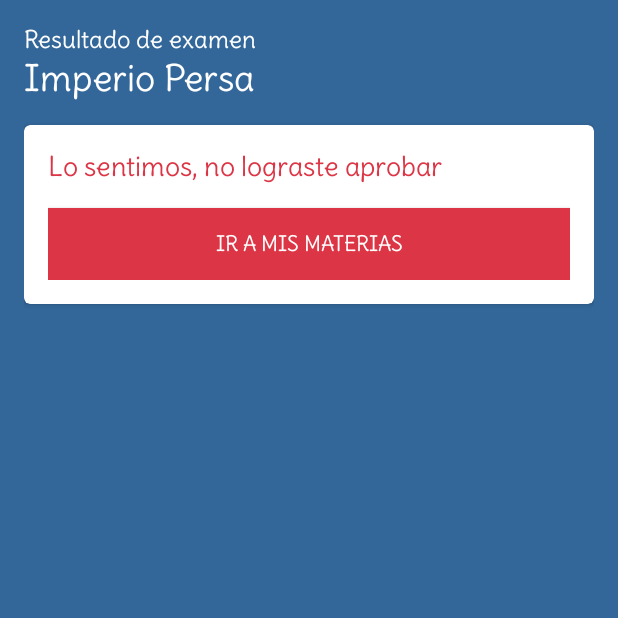
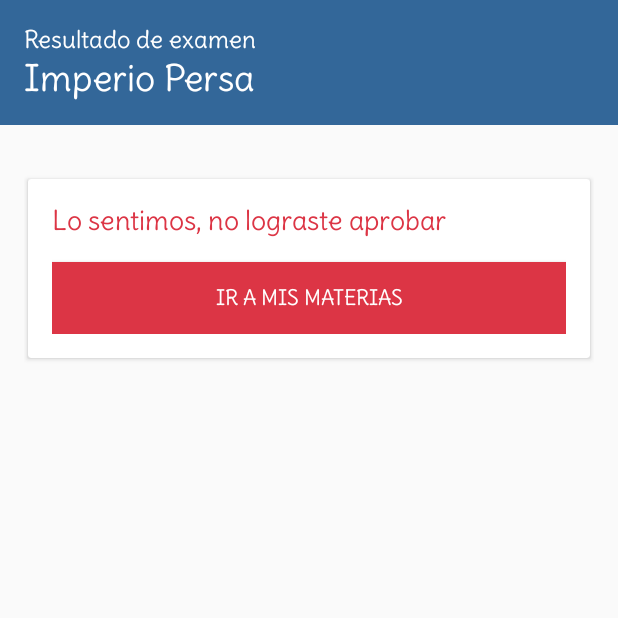
Before and after one commit to alexisromriv/ProbateApp, an Android app: the ResultadoExamenActivity screen opened directly, with no data from a screen before it, on a phone screen of 412 x 824 dp, the top half of it. Run offline under Robolectric (Android 15) with nearby library versions, the phone set to English and light mode, and no system bars; 2 statements that could not run were skipped.

Commit message:
Estilos resultado exámen

```diff
--- a/app/src/main/res/layout/activity_resultado_examen.xml
+++ b/app/src/main/res/layout/activity_resultado_examen.xml
@@ -1,42 +1,48 @@
 <?xml version="1.0" encoding="utf-8"?>
-<androidx.constraintlayout.widget.ConstraintLayout xmlns:android="http://schemas.android.com/apk/res/android"
+<LinearLayout xmlns:android="http://schemas.android.com/apk/res/android"
     xmlns:app="http://schemas.android.com/apk/res-auto"
     xmlns:tools="http://schemas.android.com/tools"
     android:layout_width="match_parent"
     android:layout_height="match_parent"
+    android:orientation="vertical"
+    tools:context=".MainActivity">
+
+    <LinearLayout
+        android:layout_width="match_parent"
+        android:layout_height="wrap_content"
         android:background="@color/colorPrimary"
         android:orientation="vertical"
         android:padding="16dp"
-    tools:context=".MainActivity">
-
+        app:layout_constraintStart_toStartOf="parent"
+        app:layout_constraintTop_toTopOf="parent">
 
         <TextView
             android:id="@+id/textView"
             style="@style/subtitle"
             android:text="Resultado de examen"
-        app:layout_constraintEnd_toEndOf="parent"
-        android:textColor="@color/white"
-        app:layout_constraintStart_toStartOf="parent"
-        app:layout_constraintTop_toTopOf="parent" />
+            android:textColor="@color/white" />
 
         <TextView
             android:id="@+id/textView2"
-        android:textColor="@color/white"
+            style="@style/h2"
             android:text="Imperio Persa"
-        style="@style/h2"
+            android:textColor="@color/white"></TextView>
+
+
+    </LinearLayout>
+
+    <LinearLayout
+        android:layout_width="match_parent"
+        android:layout_height="wrap_content"
+        android:orientation="vertical"
+        android:padding="16dp"
         app:layout_constraintStart_toStartOf="parent"
-        app:layout_constraintTop_toBottomOf="@+id/textView"></TextView>
+        app:layout_constraintTop_toTopOf="parent">
 
         <androidx.cardview.widget.CardView
             android:id="@+id/cardView"
-        android:layout_width="match_parent"
-        android:layout_height="wrap_content"
-
-        android:layout_marginTop="16dp"
-        android:elevation="4dp"
-        app:cardCornerRadius="4dp"
-        app:layout_constraintStart_toStartOf="parent"
-        app:layout_constraintTop_toBottomOf="@+id/textView2">
+            style="@style/card"
+            android:layout_marginTop="16dp">
 
             <LinearLayout
                 android:layout_width="match_parent"
@@ -48,9 +54,9 @@
                     android:id="@+id/tvMensajeResultado"
                     style="@style/h3"
 
-                android:textColor="@color/red"
                     android:layout_marginBottom="16dp"
-                android:text="Lo sentimos! no no lograste aprobar"></TextView>
+                    android:text="Lo sentimos! no no lograste aprobar"
+                    android:textColor="@color/red"></TextView>
 
                 <Button
                     android:id="@+id/btnResultado"
@@ -64,9 +70,9 @@
 
         <androidx.recyclerview.widget.RecyclerView
             android:id="@+id/rvRespuestas"
-        android:layout_width="383dp"
-        android:layout_height="479dp"
-        android:layout_marginTop="32dp"
+            android:layout_width="match_parent"
+            android:layout_height="wrap_content"
+            android:layout_marginTop="16dp"
             app:layout_constraintBottom_toBottomOf="parent"
             app:layout_constraintEnd_toEndOf="parent"
             app:layout_constraintStart_toStartOf="parent"
@@ -74,4 +80,7 @@
 
         </androidx.recyclerview.widget.RecyclerView>
 
-</androidx.constraintlayout.widget.ConstraintLayout>
+    </LinearLayout>
+
+
+</LinearLayout>
--- a/app/src/main/res/values/styles.xml
+++ b/app/src/main/res/values/styles.xml
@@ -20,6 +20,7 @@
         <item name="android:background">@color/white</item>
         <item name="android:layout_width">match_parent</item>
         <item name="android:layout_height">wrap_content</item>
+        <item name="cardUseCompatPadding">true</item>
         <item name="android:radius">4dp</item>
         <item name="android:padding">16dp</item>
     </style>
```
Also changed, not shown: app/src/main/java/app2you/probateapp/ResultadoExamenAdapter.java (+6 -7 lines), app/src/main/res/layout/correccion_item.xml (+4 -5 lines). Lines whose indentation alone changed are shown as unchanged.
